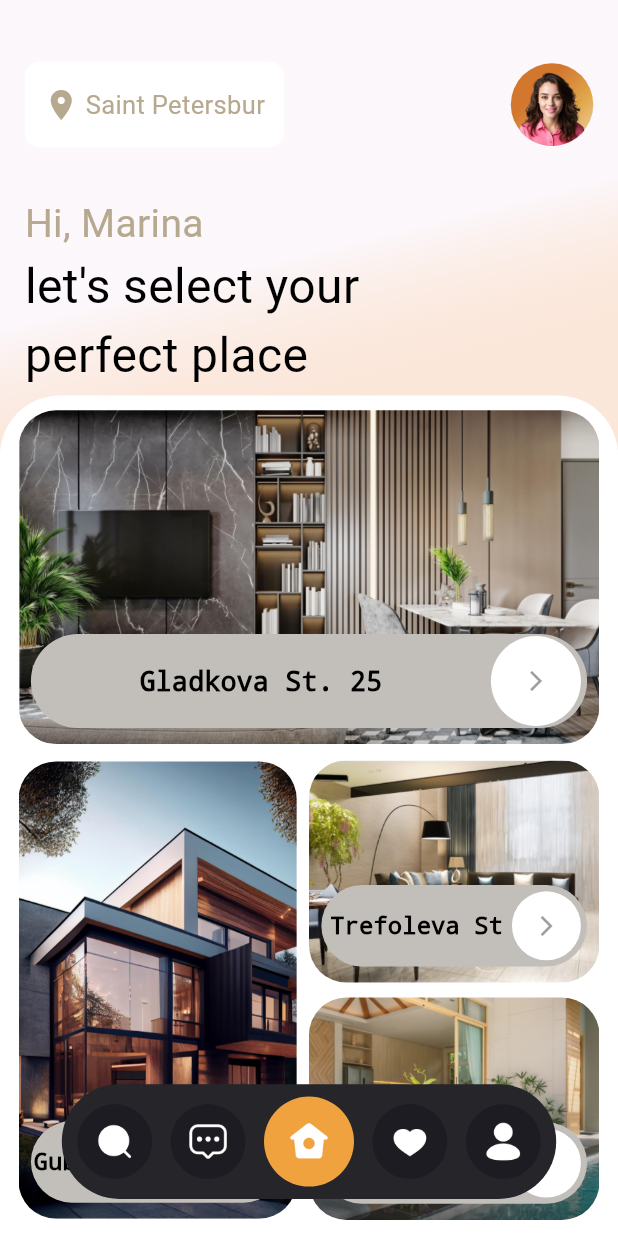
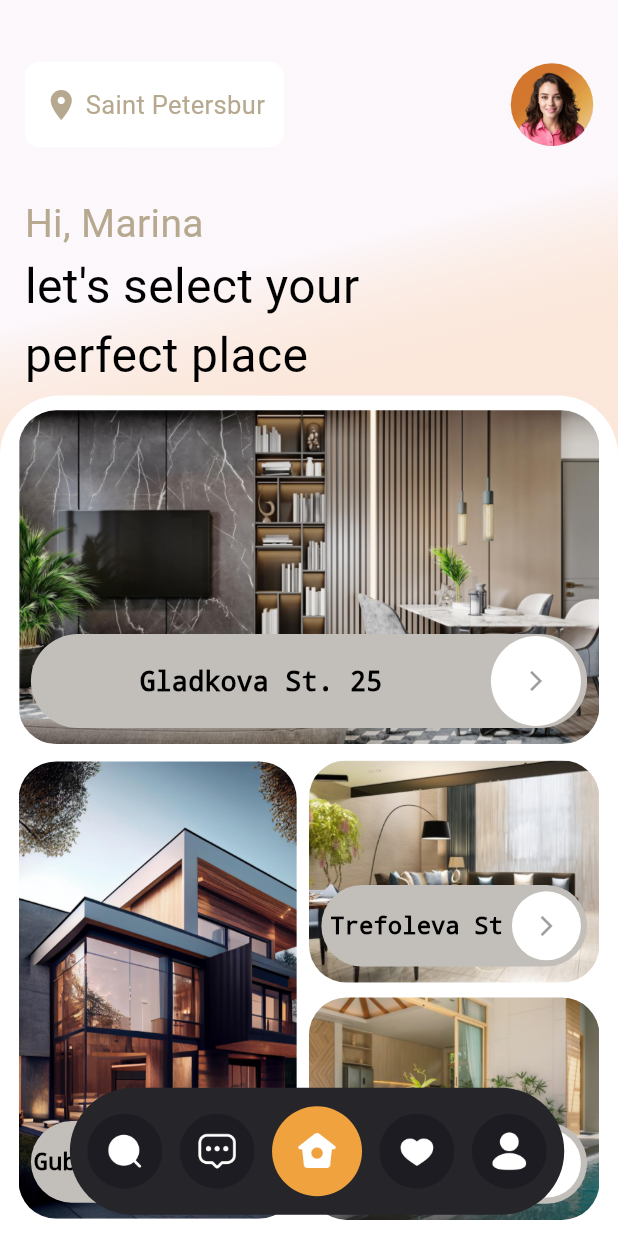
Before and after one commit to Sixtus6/real-estate-app, a Flutter app: the screen it shows after launch, on a phone screen of 412 x 824 dp. Run offline on Flutter 3.47's test engine with Material 3 defaults, Android fonts, the phone set to English and light mode, and no system bars; drawn by our look-alikes of countup; our stand-ins replace stacked, stacked_services, stacked_shared; Roboto replaces fonts that are missing (Avenir).

Commit message:
completed the  sixth  animation

```diff
--- a/lib/ui/views/home/home_view.dart
+++ b/lib/ui/views/home/home_view.dart
@@ -49,23 +49,27 @@ class HomeView extends StackedView<HomeViewModel> {
 }
 
 customNavBar(BuildContext context, HomeViewModel model) {
-  return Align(
-    alignment: Alignment.bottomCenter,
-    child: AnimatedContainer(
-      duration: const Duration(seconds: 3),
-      curve: Curves.ease,
+  return AnimatedPositioned(
+    duration: Duration(seconds: 1),
+    curve: Curves.easeInOut,
+    top: model.showNavbar
+        ? context.heightPercent(88)
+        : context.heightPercent(100),
+    // bottom: context.heightPercent(11),
+    child: Container(
+      width: context.widthPercent(80),
       margin: EdgeInsets.symmetric(
-          horizontal: context.widthPercent(10),
-          vertical: context.heightPercent(3)),
+        horizontal: context.widthPercent(11.3),
+      ),
       padding: EdgeInsets.symmetric(
-          vertical: context.heightPercent(1),
-          horizontal: context.widthPercent(1)),
+        vertical: context.heightPercent(1.5),
+      ),
       decoration: BoxDecoration(
         color: Appcolor.navBarColor,
         borderRadius: BorderRadius.circular(50),
       ),
       child: Row(
-        mainAxisAlignment: MainAxisAlignment.spaceAround,
+        mainAxisAlignment: MainAxisAlignment.spaceEvenly,
         children: List.generate(
           model.navIcons.length,
           (index) => CircleAvatar(
@@ -84,6 +88,46 @@ customNavBar(BuildContext context, HomeViewModel model) {
   );
 }
 
+// Align(
+//     alignment: Alignment.bottomCenter,
+//     child: AnimatedPositioned(
+//       duration: Duration(milliseconds: 500),
+//       curve: Curves.easeInOut,
+//       left: context.widthPercent(10),
+//       right: context.widthPercent(10),
+//       bottom: model.showAppbarChildren
+//           ? context.heightPercent(3)
+//           : -context.heightPercent(15),
+//       child: Container(
+//         margin: EdgeInsets.symmetric(
+//             horizontal: context.widthPercent(10),
+//             vertical: context.heightPercent(3)),
+//         padding: EdgeInsets.symmetric(
+//             vertical: context.heightPercent(1),
+//             horizontal: context.widthPercent(1)),
+//         decoration: BoxDecoration(
+//           color: Appcolor.navBarColor,
+//           borderRadius: BorderRadius.circular(50),
+//         ),
+//         child: Row(
+//           mainAxisAlignment: MainAxisAlignment.spaceAround,
+//           children: List.generate(
+//             model.navIcons.length,
+//             (index) => CircleAvatar(
+//               radius: index == 2 ? 30 : 25,
+//               backgroundColor:
+//                   index == 2 ? Appcolor.primary : Appcolor.navBarIconColor,
+//               child: Image.asset(
+//                 height: 30,
+//                 width: 30,
+//                 model.navIcons[index],
+//               ),
+//             ),
+//           ),
+//         ),
+//       ),
+//     ),
+//   );
 Row contextBody(BuildContext context, HomeViewModel model) {
   return Row(
     children: [
```
